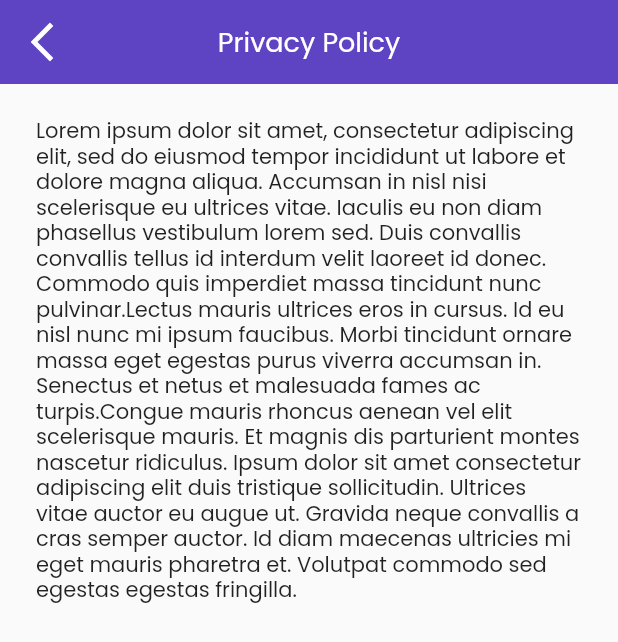
After one commit to hemantcloud/gas_station_customer, a Flutter app: the PrivacyPolicy screen opened directly, on a phone screen of 412 x 824 dp. The commit adds this screen. Shown: the top 642 px of the screen. Run offline on Flutter 3.47's test engine with Material 2 defaults, Android fonts, the phone set to English and light mode, and no system bars; drawn by our look-alikes of flutter_html; our stand-ins replace flutter_rating_bar, flutter_svg, page_transition; missing offline and left inert: qr_code_scanner.

Commit message:
13-03-2023

```diff
--- /dev/null
+++ b/lib/views/home/privacy_policy.dart
@@ -0,0 +1,52 @@
+
+import 'package:flutter/material.dart';
+import 'package:flutter/services.dart';
+import 'package:flutter_html/flutter_html.dart';
+import 'package:flutter_svg/svg.dart';
+import 'package:gas_station_customer/views/utilities/utilities.dart';
+
+class PrivacyPolicy extends StatefulWidget {
+  const PrivacyPolicy({Key? key}) : super(key: key);
+
+  @override
+  State<PrivacyPolicy> createState() => _PrivacyPolicyState();
+}
+
+class _PrivacyPolicyState extends State<PrivacyPolicy> {
+  String? data = "Lorem ipsum dolor sit amet, consectetur adipiscing elit, sed do eiusmod tempor incididunt ut labore et dolore magna aliqua. Accumsan in nisl nisi scelerisque eu ultrices vitae. Iaculis eu non diam phasellus vestibulum lorem sed. Duis convallis convallis tellus id interdum velit laoreet id donec. Commodo quis imperdiet massa tincidunt nunc pulvinar.Lectus mauris ultrices eros in cursus. Id eu nisl nunc mi ipsum faucibus. Morbi tincidunt ornare massa eget egestas purus viverra accumsan in. Senectus et netus et malesuada fames ac turpis.Congue mauris rhoncus aenean vel elit scelerisque mauris. Et magnis dis parturient montes nascetur ridiculus. Ipsum dolor sit amet consectetur adipiscing elit duis tristique sollicitudin. Ultrices vitae auctor eu augue ut. Gravida neque convallis a cras semper auctor. Id diam maecenas ultricies mi eget mauris pharetra et. Volutpat commodo sed egestas egestas fringilla.";
+
+  @override
+  Widget build(BuildContext context) {
+    return Scaffold(
+      appBar: AppBar(
+        centerTitle: true,
+        backgroundColor: AppColors.primary,
+        leading: InkWell(
+          onTap: () => Navigator.of(context).pop(),
+          child: Container(
+            padding: const EdgeInsets.only(top: 15.0,bottom: 15.0),
+            child: SvgPicture.asset('assets/icons/left.svg',color: Colors.white,),
+          ),
+        ),
+        title: const Text('Privacy Policy',style: TextStyle(fontSize: 18.0,)),
+        elevation: 0.0,
+      ),
+      body: SingleChildScrollView(
+        padding: const EdgeInsets.all(16.0),
+        child: Column(
+          children: [
+            data == null || data == '' ? Container() : Html(
+              data: data,
+              style: {
+                data.toString() : Style(
+                    color: AppColors.secondary
+                )
+              },
+            ),
+          ],
+        ),
+      ),
+    );
+  }
+
+}
--- a/pubspec.yaml
+++ b/pubspec.yaml
@@ -40,6 +40,7 @@ dependencies:
   page_transition: ^2.0.9
   qr_code_scanner: ^1.0.1
   flutter_rating_bar: ^4.0.1
+  flutter_html: ^2.2.1
 
 dev_dependencies:
   flutter_test:
```
Also changed, not shown: lib/views/home/account.dart (+130 -44 lines), lib/views/home/terms_and_conditions.dart (added, +52 -0 lines), lib/views/home/wallet.dart (+20 -2 lines), assets/icons/help_and_support.svg (added), assets/icons/logout.svg (added), assets/icons/notification3.svg (added), assets/icons/payment_method.svg (added), assets/icons/privacy_policy.svg (added), assets/icons/profile.svg (added), assets/icons/refer_a_friend.svg (added), assets/icons/term_and_condition.svg (added), assets/icons/transaction_history.svg (added), pubspec.lock, 1 other file.
